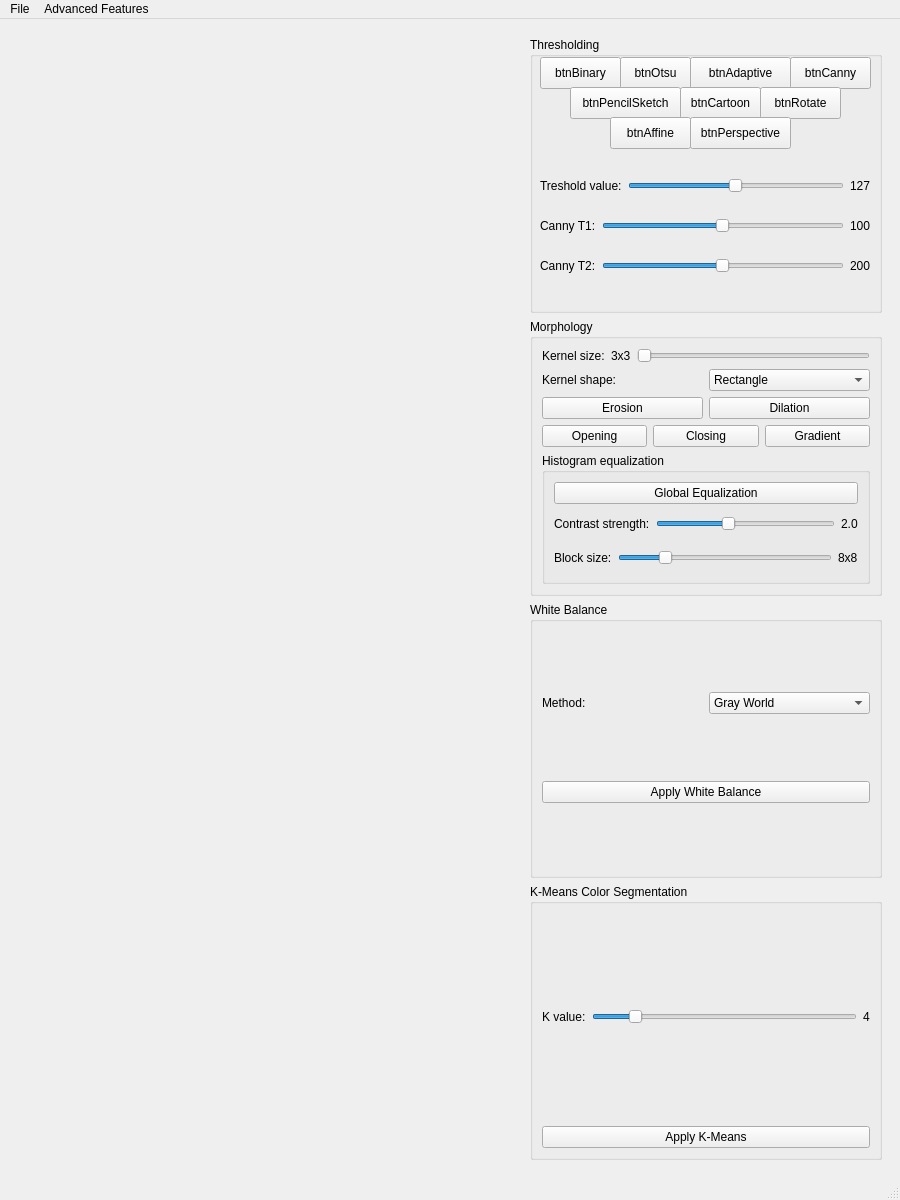
This is src/mainwindow.ui in arcreane/opencv-project-erasmus-team as Qt 5 draws it before an edit. The edited form follows.
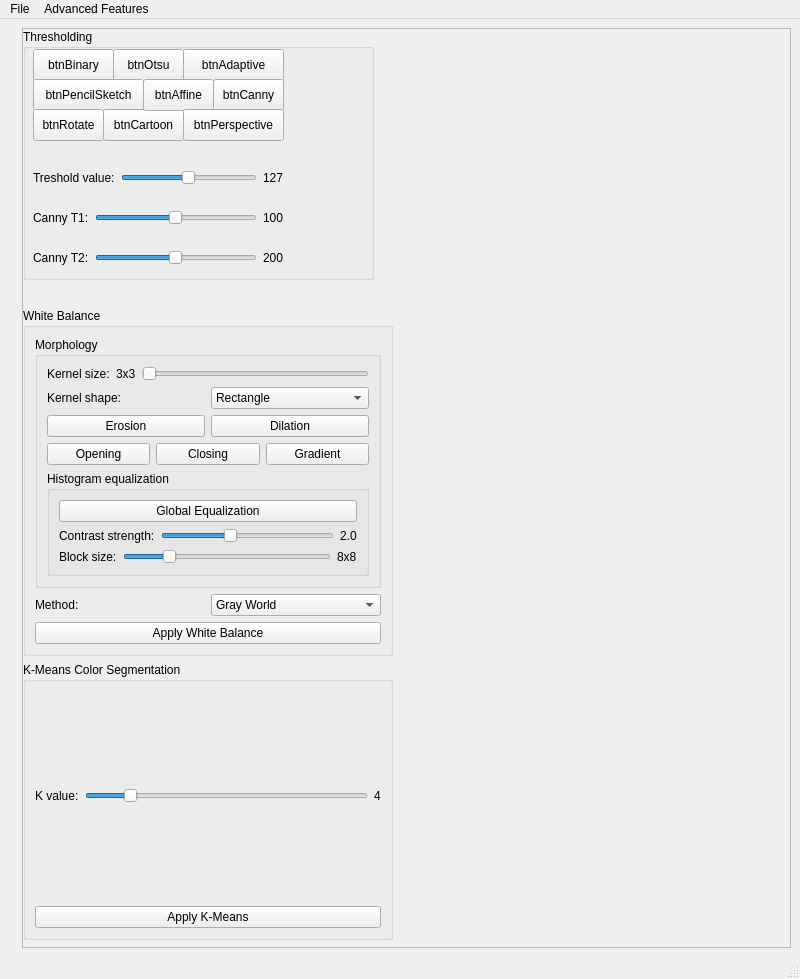
This is the edited form.

The edit to the form file:
```diff
--- a/src/mainwindow.ui
+++ b/src/mainwindow.ui
@@ -6,8 +6,8 @@
    <rect>
     <x>0</x>
     <y>0</y>
-    <width>900</width>
-    <height>1200</height>
+    <width>800</width>
+    <height>979</height>
    </rect>
   </property>
   <property name="windowTitle">
@@ -23,22 +23,31 @@
      </widget>
     </item>
     <item>
-     <widget class="QWidget" name="sidebarTools" native="true">
-      <property name="minimumSize">
-       <size>
-        <width>360</width>
-        <height>0</height>
-       </size>
+     <widget class="QScrollArea" name="scrollAreaTools">
+      <property name="focusPolicy">
+       <enum>Qt::FocusPolicy::NoFocus</enum>
       </property>
-      <property name="maximumSize">
-       <size>
-        <width>370</width>
-        <height>16777215</height>
-       </size>
+      <property name="widgetResizable">
+       <bool>true</bool>
       </property>
-      <layout class="QVBoxLayout" name="verticalLayout_3">
-       <item>
+      <widget class="QWidget" name="scrollAreaWidgetContents">
+       <property name="geometry">
+        <rect>
+         <x>0</x>
+         <y>0</y>
+         <width>758</width>
+         <height>897</height>
+        </rect>
+       </property>
         <widget class="QGroupBox" name="groupBinarization">
+        <property name="geometry">
+         <rect>
+          <x>0</x>
+          <y>0</y>
+          <width>351</width>
+          <height>251</height>
+         </rect>
+        </property>
          <property name="title">
           <string>Thresholding</string>
          </property>
@@ -86,7 +95,7 @@
            <rect>
             <x>10</x>
             <y>130</y>
-            <width>331</width>
+           <width>251</width>
             <height>37</height>
            </rect>
           </property>
@@ -123,9 +132,9 @@
          <widget class="QPushButton" name="btnCanny">
           <property name="geometry">
            <rect>
-            <x>260</x>
-            <y>20</y>
-            <width>81</width>
+           <x>190</x>
+           <y>50</y>
+           <width>71</width>
             <height>32</height>
            </rect>
           </property>
@@ -138,7 +147,7 @@
            <rect>
             <x>10</x>
             <y>170</y>
-            <width>331</width>
+           <width>251</width>
             <height>37</height>
            </rect>
           </property>
@@ -177,7 +186,7 @@
            <rect>
             <x>10</x>
             <y>210</y>
-            <width>331</width>
+           <width>251</width>
             <height>37</height>
            </rect>
           </property>
@@ -214,7 +223,7 @@
          <widget class="QPushButton" name="btnPencilSketch">
           <property name="geometry">
            <rect>
-            <x>40</x>
+           <x>10</x>
             <y>50</y>
             <width>111</width>
             <height>32</height>
@@ -227,8 +236,8 @@
          <widget class="QPushButton" name="btnCartoon">
           <property name="geometry">
            <rect>
-            <x>150</x>
-            <y>50</y>
+           <x>80</x>
+           <y>80</y>
             <width>81</width>
             <height>32</height>
            </rect>
@@ -240,9 +249,9 @@
          <widget class="QPushButton" name="btnRotate">
           <property name="geometry">
            <rect>
-            <x>230</x>
-            <y>50</y>
-            <width>81</width>
+           <x>10</x>
+           <y>80</y>
+           <width>71</width>
             <height>32</height>
            </rect>
           </property>
@@ -253,9 +262,9 @@
          <widget class="QPushButton" name="btnAffine">
           <property name="geometry">
            <rect>
-            <x>80</x>
-            <y>80</y>
-            <width>81</width>
+           <x>120</x>
+           <y>50</y>
+           <width>71</width>
             <height>32</height>
            </rect>
           </property>
@@ -277,7 +286,34 @@
           </property>
          </widget>
         </widget>
-       </item>
+       <widget class="QWidget" name="sidebarTools" native="true">
+        <property name="geometry">
+         <rect>
+          <x>0</x>
+          <y>279</y>
+          <width>370</width>
+          <height>632</height>
+         </rect>
+        </property>
+        <property name="minimumSize">
+         <size>
+          <width>360</width>
+          <height>0</height>
+         </size>
+        </property>
+        <property name="maximumSize">
+         <size>
+          <width>370</width>
+          <height>16777215</height>
+         </size>
+        </property>
+        <layout class="QVBoxLayout" name="verticalLayout_3">
+         <item>
+          <widget class="QGroupBox" name="groupWhiteBalance">
+           <property name="title">
+            <string>White Balance</string>
+           </property>
+           <layout class="QVBoxLayout" name="verticalLayout_WB">
        <item>
         <widget class="QGroupBox" name="groupMorphology">
          <property name="title">
@@ -476,12 +512,6 @@
         </widget>
        </item>
        <item>
-        <widget class="QGroupBox" name="groupWhiteBalance">
-         <property name="title">
-          <string>White Balance</string>
-         </property>
-         <layout class="QVBoxLayout" name="verticalLayout_WB">
-          <item>
            <layout class="QHBoxLayout" name="horizontalLayout_WB_Method">
             <item>
              <widget class="QLabel" name="labelWBMethod">
@@ -568,6 +598,8 @@
        </item>
       </layout>
      </widget>
+      </widget>
+     </widget>
     </item>
    </layout>
   </widget>
@@ -577,7 +609,7 @@
     <rect>
      <x>0</x>
      <y>0</y>
-     <width>900</width>
+     <width>800</width>
      <height>29</height>
     </rect>
    </property>
```
Left out of the diff: 3 changed lines with no effect on the pictures. Lines whose indentation alone changed are shown as unchanged.
